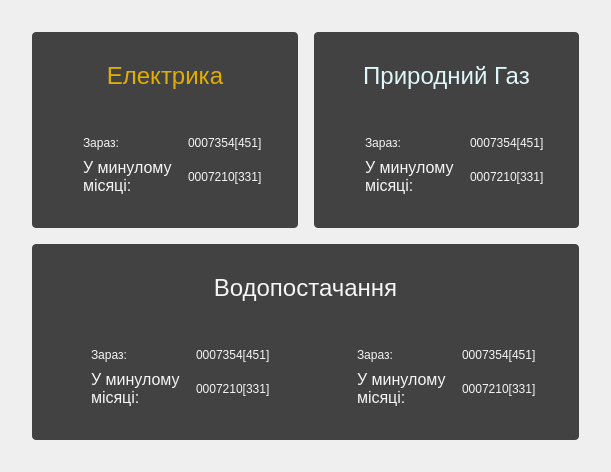
This is counters.ui in DanCher17/lmv1 as Qt 5 draws it before an edit. The edited form follows.
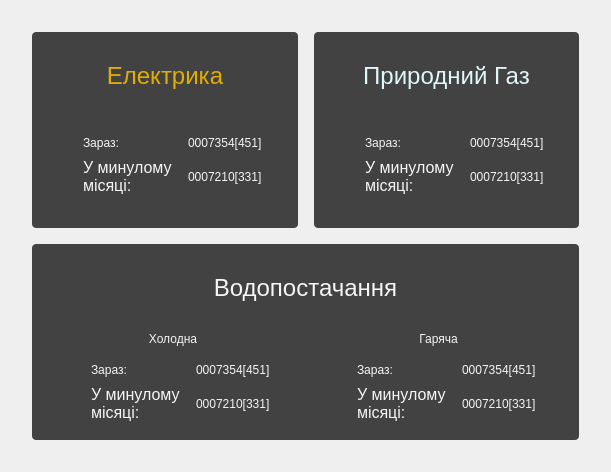
This is the edited form. Icons and pictures are not drawn.

The edit to the form file:
```diff
--- a/counters.ui
+++ b/counters.ui
@@ -307,7 +307,7 @@
       <property name="spacing">
        <number>16</number>
       </property>
-      <item row="1" column="0">
+      <item row="2" column="0">
        <layout class="QFormLayout" name="formLayout_4">
         <property name="sizeConstraint">
          <enum>QLayout::SetMaximumSize</enum>
@@ -384,83 +384,6 @@
         </item>
        </layout>
       </item>
-      <item row="1" column="1">
-       <layout class="QFormLayout" name="formLayout_5">
-        <property name="sizeConstraint">
-         <enum>QLayout::SetMaximumSize</enum>
-        </property>
-        <property name="fieldGrowthPolicy">
-         <enum>QFormLayout::ExpandingFieldsGrow</enum>
-        </property>
-        <property name="formAlignment">
-         <set>Qt::AlignCenter</set>
-        </property>
-        <property name="horizontalSpacing">
-         <number>16</number>
-        </property>
-        <property name="verticalSpacing">
-         <number>8</number>
-        </property>
-        <item row="0" column="0">
-         <widget class="QLabel" name="label_21">
-          <property name="sizePolicy">
-           <sizepolicy hsizetype="Maximum" vsizetype="Preferred">
-            <horstretch>0</horstretch>
-            <verstretch>0</verstretch>
-           </sizepolicy>
-          </property>
-          <property name="text">
-           <string>Зараз:</string>
-          </property>
-         </widget>
-        </item>
-        <item row="0" column="1">
-         <widget class="QLabel" name="label_22">
-          <property name="sizePolicy">
-           <sizepolicy hsizetype="Minimum" vsizetype="Preferred">
-            <horstretch>0</horstretch>
-            <verstretch>0</verstretch>
-           </sizepolicy>
-          </property>
-          <property name="text">
-           <string>0007354[451]</string>
-          </property>
-         </widget>
-        </item>
-        <item row="1" column="1">
-         <widget class="QLabel" name="label_23">
-          <property name="sizePolicy">
-           <sizepolicy hsizetype="Minimum" vsizetype="Preferred">
-            <horstretch>0</horstretch>
-            <verstretch>0</verstretch>
-           </sizepolicy>
-          </property>
-          <property name="text">
-           <string>0007210[331]</string>
-          </property>
-         </widget>
-        </item>
-        <item row="1" column="0">
-         <widget class="QLabel" name="label_24">
-          <property name="sizePolicy">
-           <sizepolicy hsizetype="Maximum" vsizetype="Preferred">
-            <horstretch>0</horstretch>
-            <verstretch>0</verstretch>
-           </sizepolicy>
-          </property>
-          <property name="autoFillBackground">
-           <bool>false</bool>
-          </property>
-          <property name="styleSheet">
-           <string notr="true"/>
-          </property>
-          <property name="text">
-           <string>&lt;html&gt;&lt;head/&gt;&lt;body&gt;&lt;p style=&quot;line-height:33%;&quot;&gt;&lt;span style=&quot; font-size:12pt&quot;&gt;У минулому&lt;/span&gt;&lt;/p&gt;&lt;p&gt;&lt;span style=&quot; font-size:12pt;&quot;&gt;місяці:&lt;/span&gt;&lt;/p&gt;&lt;/body&gt;&lt;/html&gt;</string>
-          </property>
-         </widget>
-        </item>
-       </layout>
-      </item>
       <item row="0" column="0" colspan="2">
        <widget class="QLabel" name="label_3">
         <property name="styleSheet">
@@ -470,7 +393,116 @@
 }</string>
         </property>
         <property name="text">
-         <string>Водопостачання</string>
+         <string>&lt;html&gt;&lt;head/&gt;&lt;body&gt;&lt;p&gt;&lt;img src=&quot;:/img/water.png&quot;/&gt;&lt;span style=&quot; font-size:18pt;&quot;&gt;Водопостачання&lt;/span&gt;&lt;/p&gt;&lt;/body&gt;&lt;/html&gt;</string>
+        </property>
+        <property name="alignment">
+         <set>Qt::AlignCenter</set>
+        </property>
+       </widget>
+      </item>
+      <item row="2" column="1">
+       <layout class="QFormLayout" name="formLayout_5">
+        <property name="sizeConstraint">
+         <enum>QLayout::SetMaximumSize</enum>
+        </property>
+        <property name="fieldGrowthPolicy">
+         <enum>QFormLayout::ExpandingFieldsGrow</enum>
+        </property>
+        <property name="formAlignment">
+         <set>Qt::AlignCenter</set>
+        </property>
+        <property name="horizontalSpacing">
+         <number>16</number>
+        </property>
+        <property name="verticalSpacing">
+         <number>8</number>
+        </property>
+        <item row="0" column="0">
+         <widget class="QLabel" name="label_21">
+          <property name="sizePolicy">
+           <sizepolicy hsizetype="Maximum" vsizetype="Preferred">
+            <horstretch>0</horstretch>
+            <verstretch>0</verstretch>
+           </sizepolicy>
+          </property>
+          <property name="text">
+           <string>Зараз:</string>
+          </property>
+         </widget>
+        </item>
+        <item row="0" column="1">
+         <widget class="QLabel" name="label_22">
+          <property name="sizePolicy">
+           <sizepolicy hsizetype="Minimum" vsizetype="Preferred">
+            <horstretch>0</horstretch>
+            <verstretch>0</verstretch>
+           </sizepolicy>
+          </property>
+          <property name="text">
+           <string>0007354[451]</string>
+          </property>
+         </widget>
+        </item>
+        <item row="1" column="1">
+         <widget class="QLabel" name="label_23">
+          <property name="sizePolicy">
+           <sizepolicy hsizetype="Minimum" vsizetype="Preferred">
+            <horstretch>0</horstretch>
+            <verstretch>0</verstretch>
+           </sizepolicy>
+          </property>
+          <property name="text">
+           <string>0007210[331]</string>
+          </property>
+         </widget>
+        </item>
+        <item row="1" column="0">
+         <widget class="QLabel" name="label_24">
+          <property name="sizePolicy">
+           <sizepolicy hsizetype="Maximum" vsizetype="Preferred">
+            <horstretch>0</horstretch>
+            <verstretch>0</verstretch>
+           </sizepolicy>
+          </property>
+          <property name="autoFillBackground">
+           <bool>false</bool>
+          </property>
+          <property name="styleSheet">
+           <string notr="true"/>
+          </property>
+          <property name="text">
+           <string>&lt;html&gt;&lt;head/&gt;&lt;body&gt;&lt;p style=&quot;line-height:33%;&quot;&gt;&lt;span style=&quot; font-size:12pt&quot;&gt;У минулому&lt;/span&gt;&lt;/p&gt;&lt;p&gt;&lt;span style=&quot; font-size:12pt;&quot;&gt;місяці:&lt;/span&gt;&lt;/p&gt;&lt;/body&gt;&lt;/html&gt;</string>
+          </property>
+         </widget>
+        </item>
+       </layout>
+      </item>
+      <item row="1" column="0">
+       <widget class="QLabel" name="label_6">
+        <property name="sizePolicy">
+         <sizepolicy hsizetype="Preferred" vsizetype="Fixed">
+          <horstretch>0</horstretch>
+          <verstretch>0</verstretch>
+         </sizepolicy>
+        </property>
+        <property name="text">
+         <string>Холодна</string>
+        </property>
+        <property name="alignment">
+         <set>Qt::AlignCenter</set>
+        </property>
+       </widget>
+      </item>
+      <item row="1" column="1">
+       <widget class="QLabel" name="label_13">
+        <property name="sizePolicy">
+         <sizepolicy hsizetype="Preferred" vsizetype="Fixed">
+          <horstretch>0</horstretch>
+          <verstretch>0</verstretch>
+         </sizepolicy>
+        </property>
+        <property name="text">
+         <string>Гаряча</string>
         </property>
         <property name="alignment">
          <set>Qt::AlignCenter</set>
```
